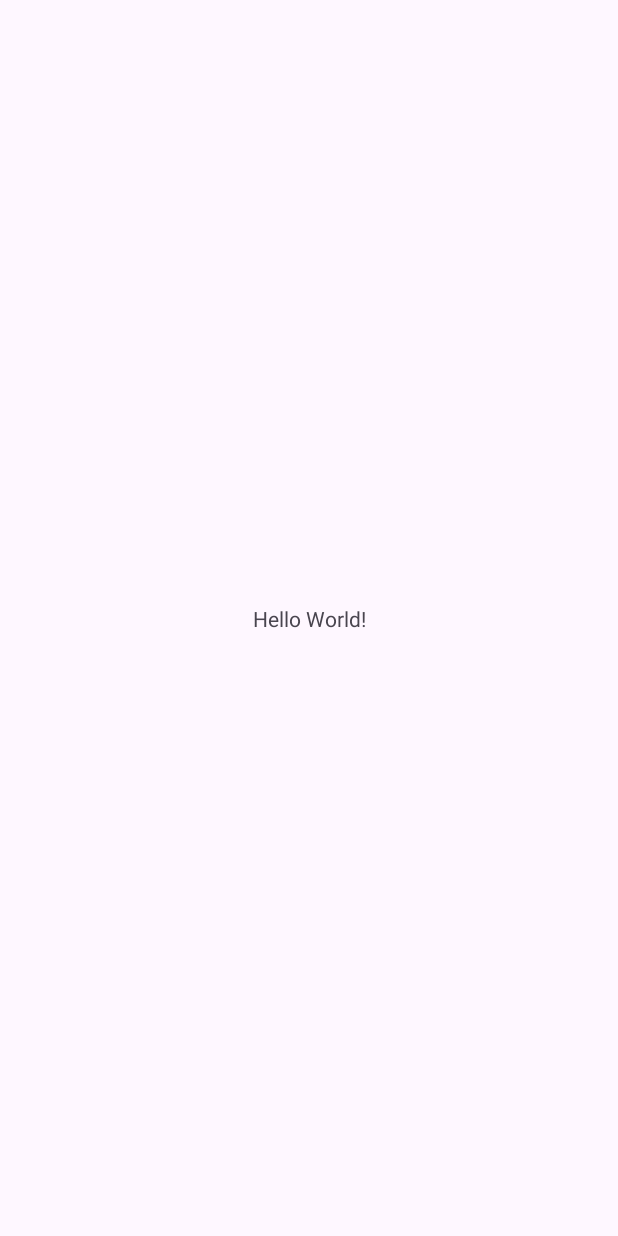
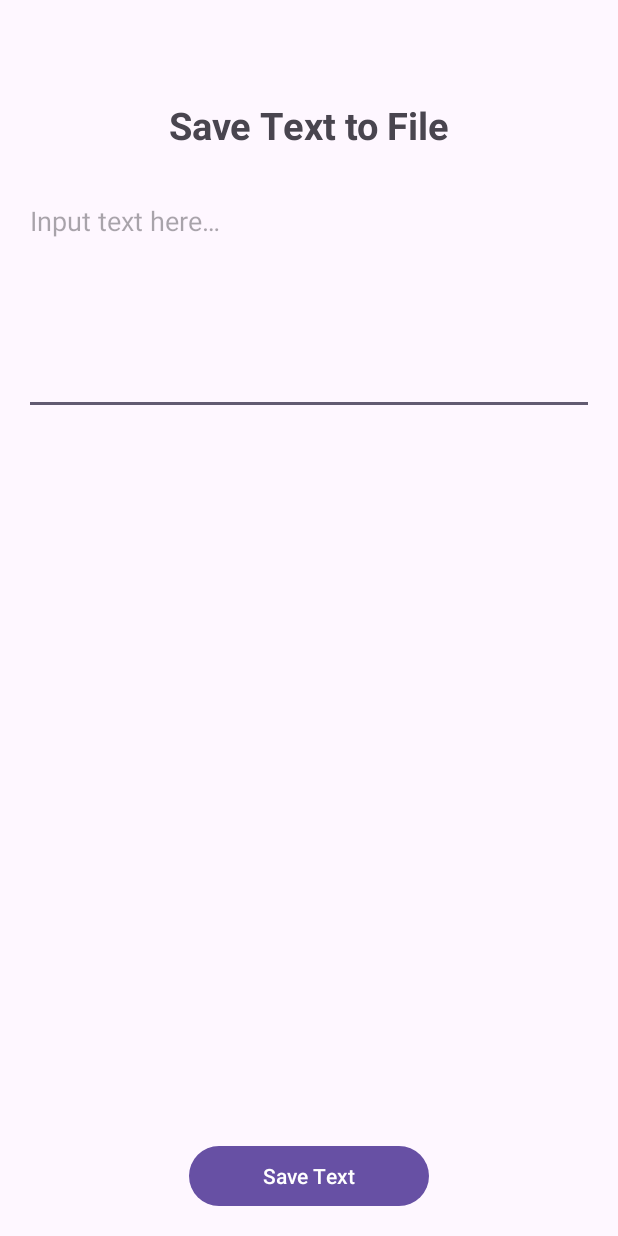
Before and after one commit to EdisonHutabarat/Lanjutan2AndroidKotlinApp_InternalStorageExample, an Android app: the screen it shows after launch (MainActivity), on a phone screen of 412 x 824 dp. Before the commit the screen is almost empty. Run offline under Robolectric (Android 15) with nearby library versions, the phone set to English and light mode, and no system bars.

Commit message:
Commit full code for Menyimpan data teks(.txt) pada Internal Storage

```diff
--- a/app/build.gradle.kts
+++ b/app/build.gradle.kts
@@ -5,7 +5,7 @@ plugins {
 
 android {
     namespace = "id.ac.polbeng.edisonrizal.internalstorageexample"
-    compileSdk = 34
+    compileSdk = 35
 
     defaultConfig {
         applicationId = "id.ac.polbeng.edisonrizal.internalstorageexample"
@@ -33,6 +33,9 @@ android {
     kotlinOptions {
         jvmTarget = "1.8"
     }
+    buildFeatures {
+        viewBinding = true
+    }
 }
 
 dependencies {
--- a/app/src/main/AndroidManifest.xml
+++ b/app/src/main/AndroidManifest.xml
@@ -13,6 +13,9 @@
         android:theme="@style/Theme.InternalStorageExample"
         tools:targetApi="31">
         <activity
+            android:name=".SecondActivity"
+            android:exported="false" />
+        <activity
             android:name=".MainActivity"
             android:exported="true">
             <intent-filter>
--- a/app/src/main/java/id/ac/polbeng/edisonrizal/internalstorageexample/MainActivity.kt
+++ b/app/src/main/java/id/ac/polbeng/edisonrizal/internalstorageexample/MainActivity.kt
@@ -1,20 +1,81 @@
 package id.ac.polbeng.edisonrizal.internalstorageexample
 
+import android.content.Context
+import android.content.Intent
 import android.os.Bundle
-import androidx.activity.enableEdgeToEdge
+import android.util.Log
+import android.widget.Toast
 import androidx.appcompat.app.AppCompatActivity
-import androidx.core.view.ViewCompat
-import androidx.core.view.WindowInsetsCompat
+import id.ac.polbeng.edisonrizal.internalstorageexample.databinding.ActivityMainBinding
+import java.io.FileNotFoundException
+import java.io.IOException
 
 class MainActivity : AppCompatActivity() {
+
+    private val TAG = javaClass.simpleName
+    private lateinit var binding: ActivityMainBinding
+
+    companion object{
+        const val FILE_NAME = "rpl.txt"
+    }
+
     override fun onCreate(savedInstanceState: Bundle?) {
         super.onCreate(savedInstanceState)
-        enableEdgeToEdge()
-        setContentView(R.layout.activity_main)
-        ViewCompat.setOnApplyWindowInsetsListener(findViewById(R.id.main)) { v, insets ->
-            val systemBars = insets.getInsets(WindowInsetsCompat.Type.systemBars())
-            v.setPadding(systemBars.left, systemBars.top, systemBars.right, systemBars.bottom)
-            insets
+        binding = ActivityMainBinding.inflate(layoutInflater)
+        setContentView(binding.root)
+        binding.btnSaveText.setOnClickListener {
+            startActivity(Intent(this, SecondActivity::class.java))
         }
     }
+
+    private fun saveData() {
+        Thread {
+            try {
+                val out = openFileOutput(FILE_NAME, Context.MODE_PRIVATE)
+                out.use {
+
+                    out.write(binding.etInputText.text.toString().toByteArray())
+                }
+                runOnUiThread {
+                    Toast.makeText(this, "Saved",
+                        Toast.LENGTH_LONG).show()
+                }
+            } catch (ioe: IOException) {
+                Log.w(TAG, "Error while saving $FILE_NAME : $ioe")
+            }
+        }.start()
+    }
+
+    override fun onPause() {
+        super.onPause()
+        saveData()
+    }
+
+    override fun onResume() {
+        super.onResume()
+        loadData()
+    }
+
+    private fun loadData() {
+        Thread {
+            try {
+                val input = openFileInput(FILE_NAME)
+                input.use {
+                    val buffer = StringBuilder()
+                    var bytesRead = input.read()
+                    while (bytesRead != -1) {
+                        buffer.append(bytesRead.toChar())
+                        bytesRead = input.read()
+                    }
+                    runOnUiThread {
+                        binding.etInputText.setText(buffer.toString())
+                    }
+                }
+            } catch (fnf: FileNotFoundException) {
+                Log.w(TAG, "File not found, occurs only once")
+            } catch (ioe: IOException) {
+                Log.w(TAG, "IOException : $ioe")
+            }
+        }.start()
+    }
 }
--- a/app/src/main/res/layout/activity_main.xml
+++ b/app/src/main/res/layout/activity_main.xml
@@ -2,18 +2,49 @@
 <androidx.constraintlayout.widget.ConstraintLayout xmlns:android="http://schemas.android.com/apk/res/android"
     xmlns:app="http://schemas.android.com/apk/res-auto"
     xmlns:tools="http://schemas.android.com/tools"
-    android:id="@+id/main"
     android:layout_width="match_parent"
     android:layout_height="match_parent"
-    tools:context=".MainActivity">
+    tools:context=".MainActivity"
+    android:padding="16dp">
 
     <TextView
+        android:id="@+id/tvJudul"
         android:layout_width="wrap_content"
         android:layout_height="wrap_content"
-        android:text="Hello World!"
-        app:layout_constraintBottom_toBottomOf="parent"
+        android:layout_marginTop="50dp"
+        android:text="@string/judul"
+        android:textSize="25sp"
+        android:textStyle="bold"
         app:layout_constraintEnd_toEndOf="parent"
         app:layout_constraintStart_toStartOf="parent"
         app:layout_constraintTop_toTopOf="parent" />
 
+    <EditText
+        android:id="@+id/etInputText"
+        android:layout_width="match_parent"
+        android:layout_height="wrap_content"
+        android:layout_marginTop="24dp"
+        android:autofillHints=""
+        android:gravity="top|start"
+        android:hint="@string/input_text"
+        android:inputType="textMultiLine"
+        android:lines="8"
+        android:maxLines="10"
+        android:minLines="6"
+        android:scrollbars="vertical"
+        app:layout_constraintEnd_toEndOf="parent"
+        app:layout_constraintStart_toStartOf="parent"
+        app:layout_constraintTop_toBottomOf="@+id/tvJudul" />
+
+    <Button
+        android:id="@+id/btnSaveText"
+        android:layout_width="wrap_content"
+        android:layout_height="wrap_content"
+        android:ems="10"
+        android:text="@string/save_text"
+        app:layout_constraintBottom_toBottomOf="parent"
+        app:layout_constraintEnd_toEndOf="parent"
+        app:layout_constraintStart_toStartOf="parent" />
+
+
 </androidx.constraintlayout.widget.ConstraintLayout>
--- a/app/src/main/res/values/strings.xml
+++ b/app/src/main/res/values/strings.xml
@@ -1,3 +1,8 @@
 <resources>
     <string name="app_name">InternalStorageExample</string>
+    <string name="judul">Save Text to File</string>
+    <string name="input_text">Input text here…</string>
+    <string name="save_text">Save Text</string>
+    <string name="back">Kembali</string>
+    <string name="output_text">Output Text</string>
 </resources>
```
Also changed, not shown: app/src/main/java/id/ac/polbeng/edisonrizal/internalstorageexample/SecondActivity.kt (added, +41 -0 lines), app/src/main/res/layout/activity_second.xml (added, +30 -0 lines), 1 other file.
